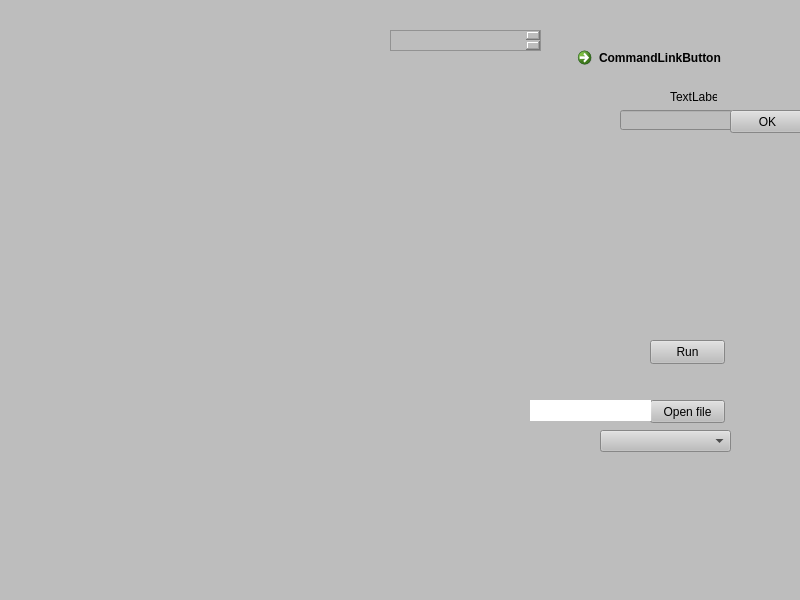
The window that mainwindow.ui (PavolHradsky/PIS-bonus) describes before a commit, drawn with Qt 5.
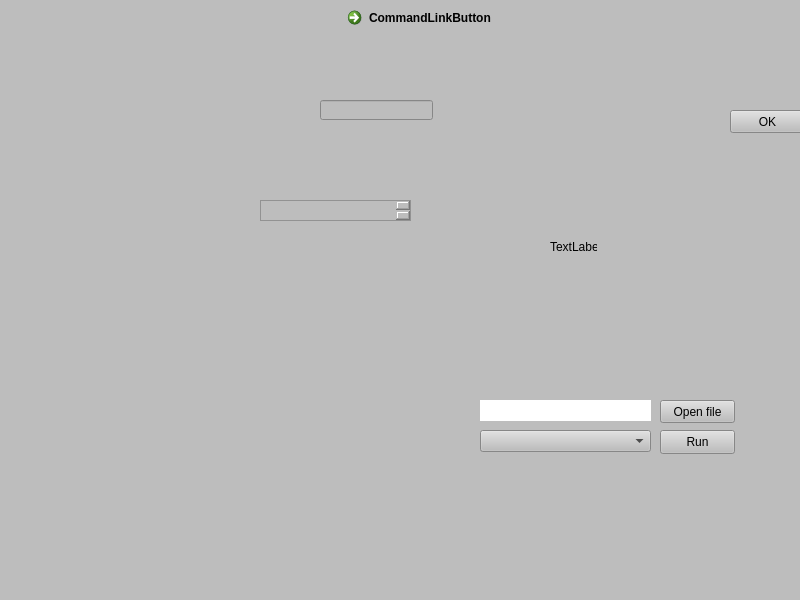
The same window after the commit.

Commit message: everything in class

What changed in the file:
```diff
--- a/mainwindow.ui
+++ b/mainwindow.ui
@@ -20,8 +20,8 @@
    <widget class="QPushButton" name="runButton">
     <property name="geometry">
      <rect>
-      <x>650</x>
-      <y>340</y>
+      <x>660</x>
+      <y>430</y>
       <width>75</width>
       <height>24</height>
      </rect>
@@ -33,8 +33,8 @@
    <widget class="QLabel" name="label">
     <property name="geometry">
      <rect>
-      <x>670</x>
-      <y>90</y>
+      <x>550</x>
+      <y>240</y>
       <width>47</width>
       <height>13</height>
      </rect>
@@ -46,8 +46,8 @@
    <widget class="QTextEdit" name="textEdit">
     <property name="geometry">
      <rect>
-      <x>390</x>
-      <y>30</y>
+      <x>260</x>
+      <y>200</y>
       <width>151</width>
       <height>21</height>
      </rect>
@@ -56,8 +56,8 @@
    <widget class="QLineEdit" name="lineEdit">
     <property name="geometry">
      <rect>
-      <x>620</x>
-      <y>110</y>
+      <x>320</x>
+      <y>100</y>
       <width>113</width>
       <height>20</height>
      </rect>
@@ -66,9 +66,9 @@
    <widget class="QComboBox" name="comboBox">
     <property name="geometry">
      <rect>
-      <x>600</x>
+      <x>480</x>
       <y>430</y>
-      <width>131</width>
+      <width>171</width>
       <height>22</height>
      </rect>
     </property>
@@ -89,8 +89,8 @@
    <widget class="QCommandLinkButton" name="commandLinkButton">
     <property name="geometry">
      <rect>
-      <x>570</x>
-      <y>40</y>
+      <x>340</x>
+      <y>0</y>
       <width>185</width>
       <height>41</height>
      </rect>
@@ -102,7 +102,7 @@
    <widget class="QPushButton" name="loadFile">
     <property name="geometry">
      <rect>
-      <x>650</x>
+      <x>660</x>
       <y>400</y>
       <width>75</width>
       <height>23</height>
@@ -115,9 +115,9 @@
    <widget class="QLabel" name="fileNameLabel">
     <property name="geometry">
      <rect>
-      <x>530</x>
+      <x>480</x>
       <y>400</y>
-      <width>121</width>
+      <width>171</width>
       <height>21</height>
      </rect>
     </property>
```
The commit also changes 2 other files.
